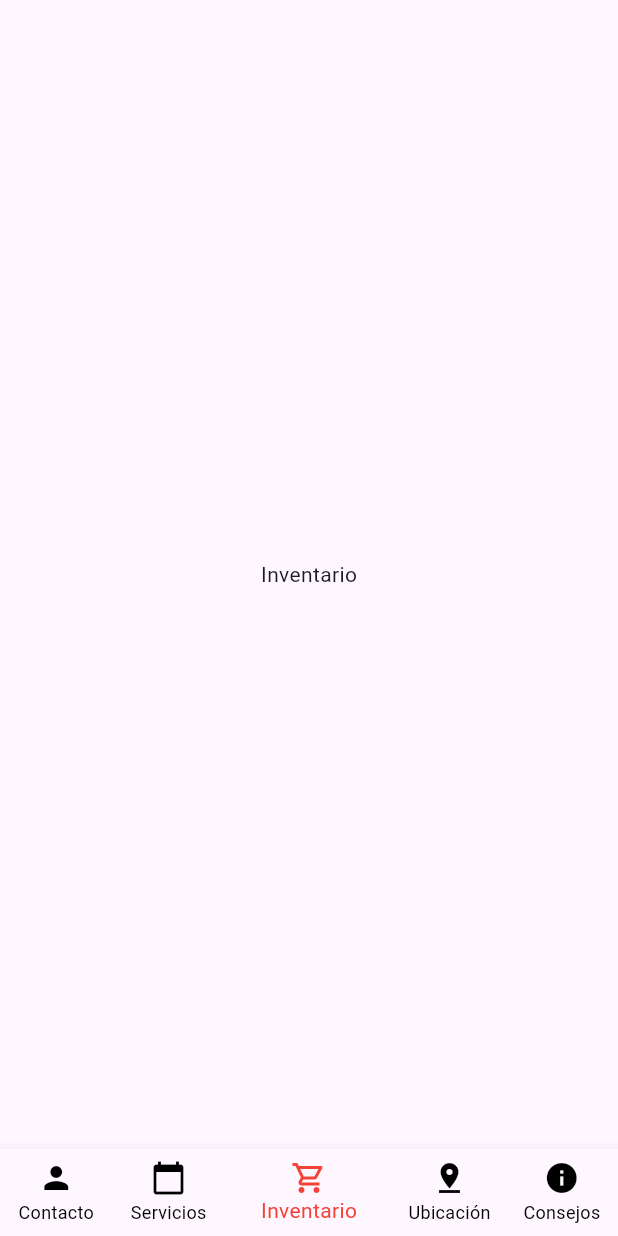
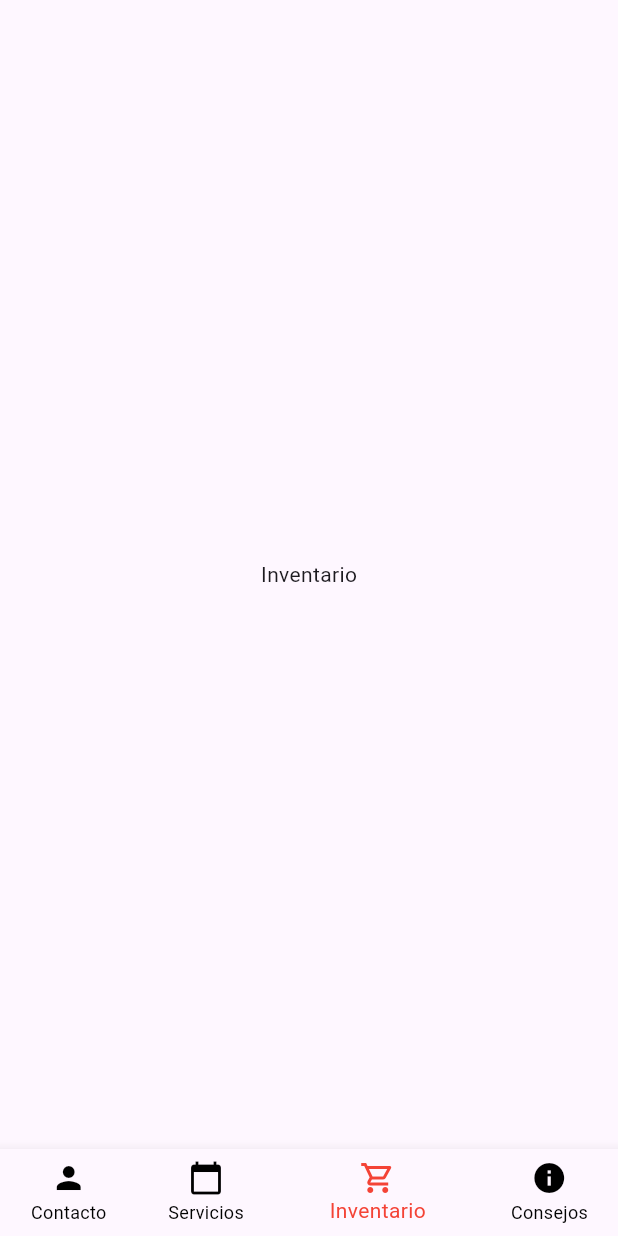
Before and after one commit to Forbidden9/glasses_app, a Flutter app: the screen it shows after launch, item 3 of the bottom bar chosen, on a phone screen of 412 x 824 dp. Run offline on Flutter 3.47's test engine with Material 2 defaults, Android fonts, the phone set to English and light mode, and no system bars; our stand-ins replace flutter_animate.

Commit message:
[Navigation - Menu] - Removed bottom "ubicacion".

```diff
--- a/lib/pages/navigation_page/navigation_page.dart
+++ b/lib/pages/navigation_page/navigation_page.dart
@@ -19,7 +19,6 @@ class _NavigationPageState extends State<NavigationPage> {
     PersonalInformation(),
     Fee(),
     Stock(),
-    Location(),
     Tips()
   ];
 
@@ -49,9 +48,6 @@ class _NavigationPageState extends State<NavigationPage> {
             icon: Icon(Icons.shopping_cart_outlined),
             label: "Inventario"),
           BottomNavigationBarItem(
-            icon: Icon(Icons.pin_drop),
-            label: "Ubicación"),
-          BottomNavigationBarItem(
             icon: Icon(Icons.info),
             label: "Consejos")
         ]
```
